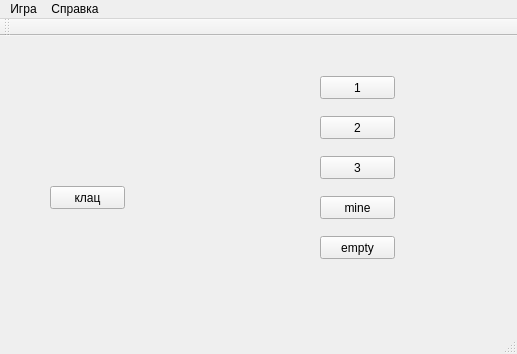
First picture: the form in mainwindow.ui, repository igoryokd3/mineswaper_qt, before the edit.
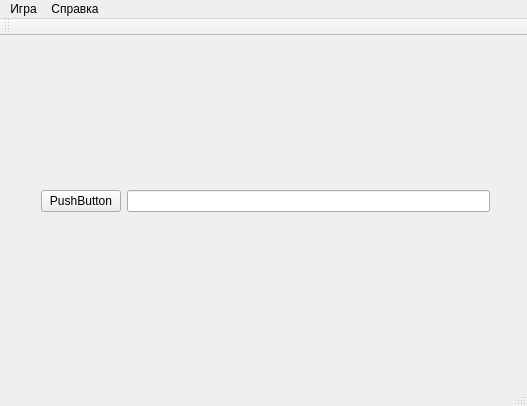
Second picture: the form after the edit.

The edit to the form file:
```diff
--- a/mainwindow.ui
+++ b/mainwindow.ui
@@ -6,116 +6,48 @@
    <rect>
     <x>0</x>
     <y>0</y>
-    <width>517</width>
-    <height>354</height>
+    <width>527</width>
+    <height>406</height>
    </rect>
   </property>
   <property name="windowTitle">
    <string>MainWindow</string>
   </property>
   <widget class="QWidget" name="centralWidget">
-   <widget class="QPushButton" name="pushButton">
-    <property name="geometry">
-     <rect>
-      <x>50</x>
-      <y>150</y>
-      <width>75</width>
-      <height>23</height>
-     </rect>
-    </property>
-    <property name="text">
-     <string>клац</string>
-    </property>
-   </widget>
-   <widget class="QWidget" name="gridLayoutWidget">
-    <property name="geometry">
-     <rect>
-      <x>40</x>
-      <y>30</y>
-      <width>160</width>
-      <height>80</height>
-     </rect>
-    </property>
-    <layout class="QGridLayout" name="gridLayout"/>
-   </widget>
-   <widget class="QPushButton" name="pushButton_3">
-    <property name="geometry">
-     <rect>
-      <x>320</x>
-      <y>40</y>
-      <width>75</width>
-      <height>23</height>
-     </rect>
-    </property>
-    <property name="text">
-     <string>1</string>
-    </property>
-   </widget>
-   <widget class="QPushButton" name="pushButton_4">
-    <property name="geometry">
-     <rect>
-      <x>320</x>
-      <y>80</y>
-      <width>75</width>
-      <height>23</height>
-     </rect>
-    </property>
-    <property name="text">
-     <string>2</string>
-    </property>
-   </widget>
-   <widget class="QPushButton" name="pushButton_5">
-    <property name="geometry">
-     <rect>
-      <x>320</x>
-      <y>120</y>
-      <width>75</width>
-      <height>23</height>
-     </rect>
-    </property>
-    <property name="text">
-     <string>3</string>
-    </property>
-   </widget>
-   <widget class="QPushButton" name="pushButton_6">
-    <property name="geometry">
-     <rect>
-      <x>320</x>
-      <y>160</y>
-      <width>75</width>
-      <height>23</height>
-     </rect>
-    </property>
-    <property name="text">
-     <string>mine</string>
-    </property>
-   </widget>
-   <widget class="QPushButton" name="pushButton_7">
-    <property name="geometry">
-     <rect>
-      <x>320</x>
-      <y>200</y>
-      <width>75</width>
-      <height>23</height>
-     </rect>
-    </property>
-    <property name="text">
-     <string>empty</string>
-    </property>
-   </widget>
-   <widget class="QWidget" name="gridLayoutWidget_2">
+   <widget class="QWidget" name="">
     <property name="geometry">
      <rect>
       <x>30</x>
-      <y>180</y>
-      <width>241</width>
-      <height>121</height>
+      <y>10</y>
+      <width>471</width>
+      <height>311</height>
      </rect>
     </property>
-    <layout class="QGridLayout" name="gridLayout_2">
-     <property name="sizeConstraint">
-      <enum>QLayout::SetMinimumSize</enum>
-     </property>
+    <layout class="QVBoxLayout" name="verticalLayout">
+     <item>
+      <layout class="QGridLayout" name="gridLayout_2">
+       <property name="sizeConstraint">
+        <enum>QLayout::SetMinimumSize</enum>
+       </property>
+       <property name="spacing">
+        <number>1</number>
+       </property>
+      </layout>
+     </item>
+     <item>
+      <layout class="QGridLayout" name="gridLayout">
+       <item row="0" column="0">
+        <widget class="QPushButton" name="pushButton">
+         <property name="text">
+          <string>PushButton</string>
+         </property>
+        </widget>
+       </item>
+       <item row="0" column="1">
+        <widget class="QLineEdit" name="lineEdit"/>
+       </item>
+      </layout>
+     </item>
     </layout>
    </widget>
   </widget>
@@ -124,7 +56,7 @@
     <rect>
      <x>0</x>
      <y>0</y>
-     <width>517</width>
+     <width>527</width>
      <height>21</height>
     </rect>
    </property>
```
